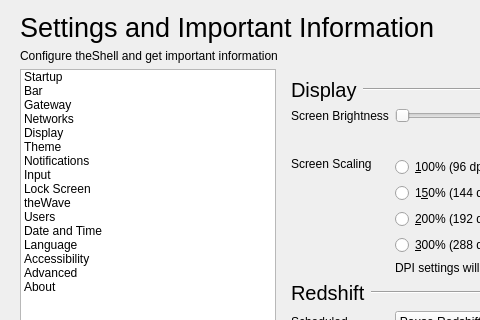
First picture: the form in infopanedropdown.ui, repository vicr123/theshell, before the edit; both pictures show x 0 to 480 and y 83 to 403 of the 1201 by 835 pixel window.
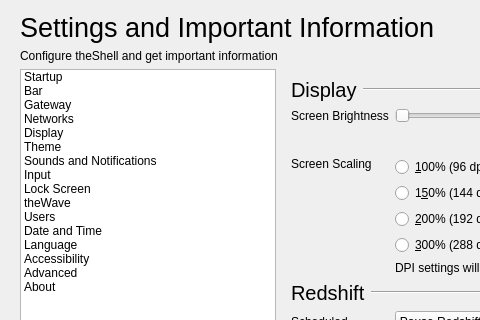
Second picture: the form after the edit. The open tabs and pages were chosen to show the change. Icons and pictures are not drawn. Custom widgets are drawn as their Qt base class.

Diff of the .ui file:
```diff
--- a/infopanedropdown.ui
+++ b/infopanedropdown.ui
@@ -1739,7 +1739,7 @@
            </item>
            <item>
             <property name="text">
-             <string>Notifications</string>
+             <string>Sounds and Notifications</string>
             </property>
             <property name="icon">
              <iconset theme="preferences-system-notifications">
```
Left out of the diff: 8 changed lines with no effect on the pictures.
